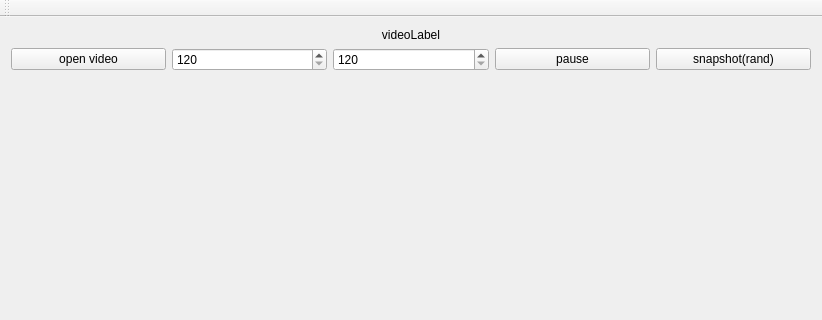
e173101/OlabPlayer, file OlabPlayer/mainwindow.ui: the form before one commit; both pictures show x 0 to 822 and y 0 to 320 of the 822 by 503 pixel window.
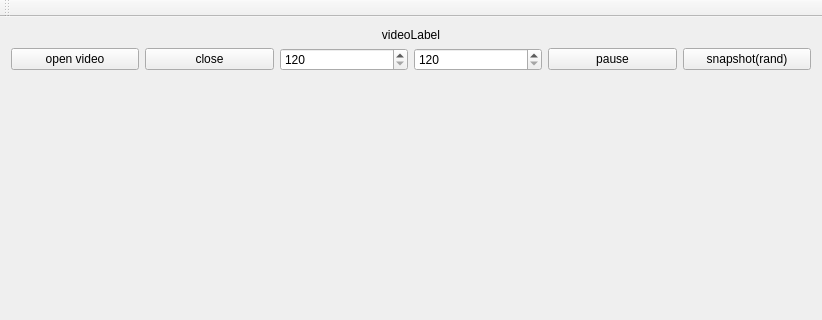
The form after the commit.

```diff
--- a/OlabPlayer/mainwindow.ui
+++ b/OlabPlayer/mainwindow.ui
@@ -40,6 +40,13 @@
         </property>
        </widget>
       </item>
+      <item>
+       <widget class="QPushButton" name="pushButton_close">
+        <property name="text">
+         <string>close</string>
+        </property>
+       </widget>
+      </item>
       <item>
        <widget class="QSpinBox" name="spinBox_cols">
         <property name="minimum">
```
Left out of the diff: 1 changed line with no effect on the pictures.
